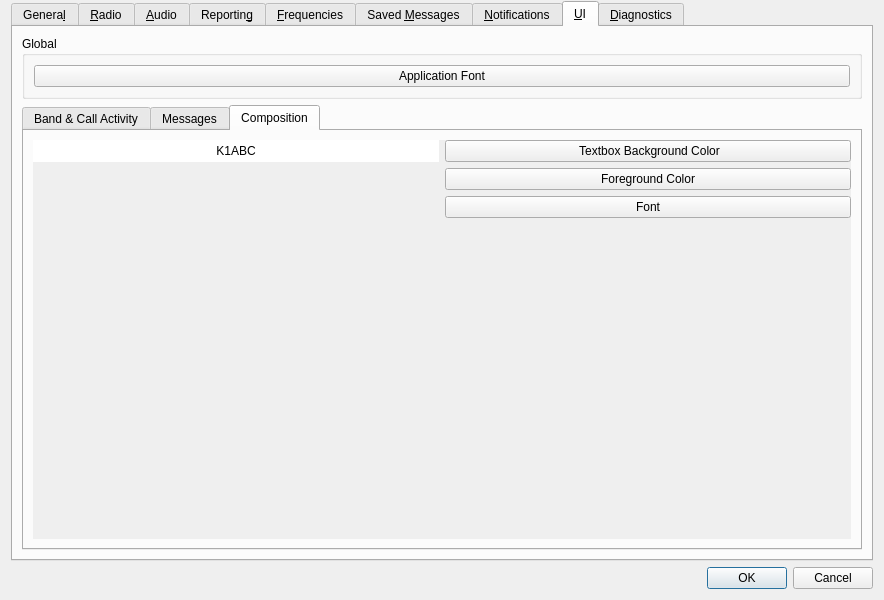
Old version of the form JS8_UI/Configuration.ui in the repository mrwenmin/JS8Call-improved.
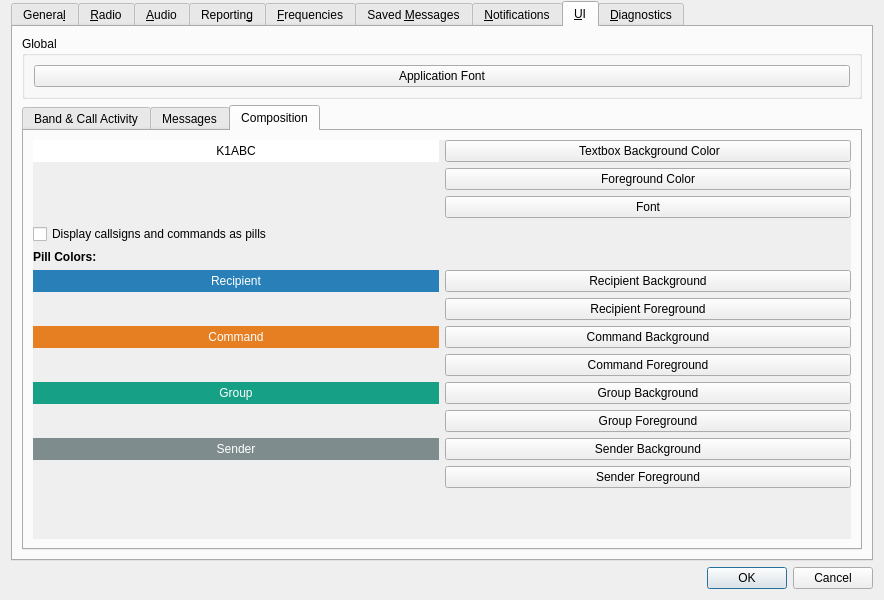
New version of the form. The open tabs and pages were chosen to show the change. Custom widgets are drawn as their Qt base class.

Commit message: Visualize commands and routing as pills

Diff of the .ui file:
```diff
--- a/JS8_UI/Configuration.ui
+++ b/JS8_UI/Configuration.ui
@@ -3963,19 +3963,6 @@
                <property name="bottomMargin">
                 <number>0</number>
                </property>
-               <item row="3" column="1">
-                <spacer name="verticalSpacer_12">
-                 <property name="orientation">
-                  <enum>Qt::Orientation::Vertical</enum>
-                 </property>
-                 <property name="sizeHint" stdset="0">
-                  <size>
-                   <width>20</width>
-                   <height>40</height>
-                  </size>
-                 </property>
-                </spacer>
-               </item>
                <item row="0" column="0">
                 <widget class="QLabel" name="composeLabel">
                  <property name="enabled">
@@ -4019,6 +4006,170 @@
                  </property>
                 </widget>
                </item>
+               <item row="3" column="0" colspan="2">
+                <widget class="QCheckBox" name="pills_enabled_check_box">
+                 <property name="text">
+                  <string>Display callsigns and commands as pills</string>
+                 </property>
+                </widget>
+               </item>
+               <item row="4" column="0" colspan="2">
+                <widget class="QLabel" name="pillColorsHeaderLabel">
+                 <property name="text">
+                  <string>Pill Colors:</string>
+                 </property>
+                 <property name="font">
+                  <font>
+                   <bold>true</bold>
+                  </font>
+                 </property>
+                </widget>
+               </item>
+               <item row="5" column="0">
+                <widget class="QLabel" name="pillRecipientLabel">
+                 <property name="minimumSize">
+                  <size>
+                   <width>80</width>
+                   <height>20</height>
+                  </size>
+                 </property>
+                 <property name="styleSheet">
+                  <string notr="true">QLabel{background-color: #2980b9; color: #ffffff}</string>
+                 </property>
+                 <property name="text">
+                  <string>Recipient</string>
+                 </property>
+                 <property name="alignment">
+                  <set>Qt::AlignmentFlag::AlignCenter</set>
+                 </property>
+                </widget>
+               </item>
+               <item row="5" column="1">
+                <widget class="QPushButton" name="pillRecipientBgButton">
+                 <property name="text">
+                  <string>Recipient Background</string>
+                 </property>
+                </widget>
+               </item>
+               <item row="6" column="1">
+                <widget class="QPushButton" name="pillRecipientFgButton">
+                 <property name="text">
+                  <string>Recipient Foreground</string>
+                 </property>
+                </widget>
+               </item>
+               <item row="7" column="0">
+                <widget class="QLabel" name="pillCommandLabel">
+                 <property name="minimumSize">
+                  <size>
+                   <width>80</width>
+                   <height>20</height>
+                  </size>
+                 </property>
+                 <property name="styleSheet">
+                  <string notr="true">QLabel{background-color: #e67e22; color: #ffffff}</string>
+                 </property>
+                 <property name="text">
+                  <string>Command</string>
+                 </property>
+                 <property name="alignment">
+                  <set>Qt::AlignmentFlag::AlignCenter</set>
+                 </property>
+                </widget>
+               </item>
+               <item row="7" column="1">
+                <widget class="QPushButton" name="pillCommandBgButton">
+                 <property name="text">
+                  <string>Command Background</string>
+                 </property>
+                </widget>
+               </item>
+               <item row="8" column="1">
+                <widget class="QPushButton" name="pillCommandFgButton">
+                 <property name="text">
+                  <string>Command Foreground</string>
+                 </property>
+                </widget>
+               </item>
+               <item row="9" column="0">
+                <widget class="QLabel" name="pillGroupLabel">
+                 <property name="minimumSize">
+                  <size>
+                   <width>80</width>
+                   <height>20</height>
+                  </size>
+                 </property>
+                 <property name="styleSheet">
+                  <string notr="true">QLabel{background-color: #16a085; color: #ffffff}</string>
+                 </property>
+                 <property name="text">
+                  <string>Group</string>
+                 </property>
+                 <property name="alignment">
+                  <set>Qt::AlignmentFlag::AlignCenter</set>
+                 </property>
+                </widget>
+               </item>
+               <item row="9" column="1">
+                <widget class="QPushButton" name="pillGroupBgButton">
+                 <property name="text">
+                  <string>Group Background</string>
+                 </property>
+                </widget>
+               </item>
+               <item row="10" column="1">
+                <widget class="QPushButton" name="pillGroupFgButton">
+                 <property name="text">
+                  <string>Group Foreground</string>
+                 </property>
+                </widget>
+               </item>
+               <item row="11" column="0">
+                <widget class="QLabel" name="pillSenderLabel">
+                 <property name="minimumSize">
+                  <size>
+                   <width>80</width>
+                   <height>20</height>
+                  </size>
+                 </property>
+                 <property name="styleSheet">
+                  <string notr="true">QLabel{background-color: #7f8c8d; color: #ffffff}</string>
+                 </property>
+                 <property name="text">
+                  <string>Sender</string>
+                 </property>
+                 <property name="alignment">
+                  <set>Qt::AlignmentFlag::AlignCenter</set>
+                 </property>
+                </widget>
+               </item>
+               <item row="11" column="1">
+                <widget class="QPushButton" name="pillSenderBgButton">
+                 <property name="text">
+                  <string>Sender Background</string>
+                 </property>
+                </widget>
+               </item>
+               <item row="12" column="1">
+                <widget class="QPushButton" name="pillSenderFgButton">
+                 <property name="text">
+                  <string>Sender Foreground</string>
+                 </property>
+                </widget>
+               </item>
+               <item row="13" column="1">
+                <spacer name="verticalSpacer_compose">
+                 <property name="orientation">
+                  <enum>Qt::Orientation::Vertical</enum>
+                 </property>
+                 <property name="sizeHint" stdset="0">
+                  <size>
+                   <width>20</width>
+                   <height>40</height>
+                  </size>
+                 </property>
+                </spacer>
+               </item>
               </layout>
              </widget>
             </widget>
```
The commit also changes 17 other files.
